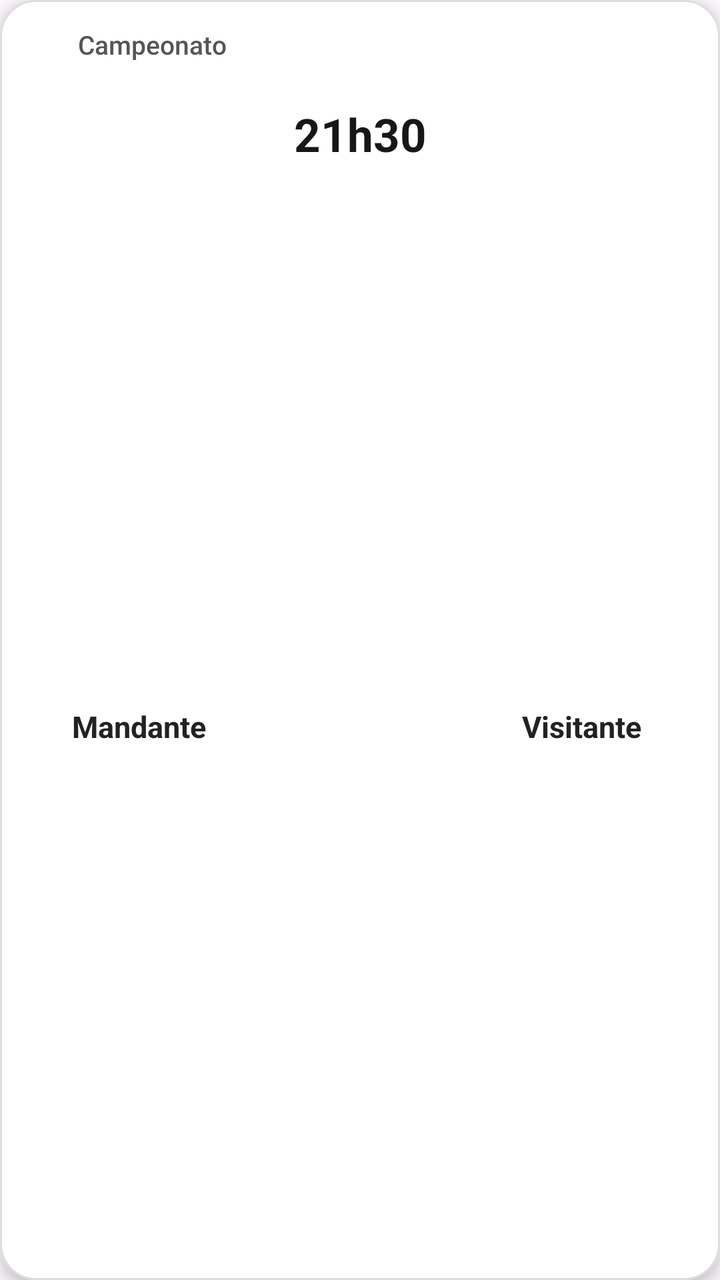
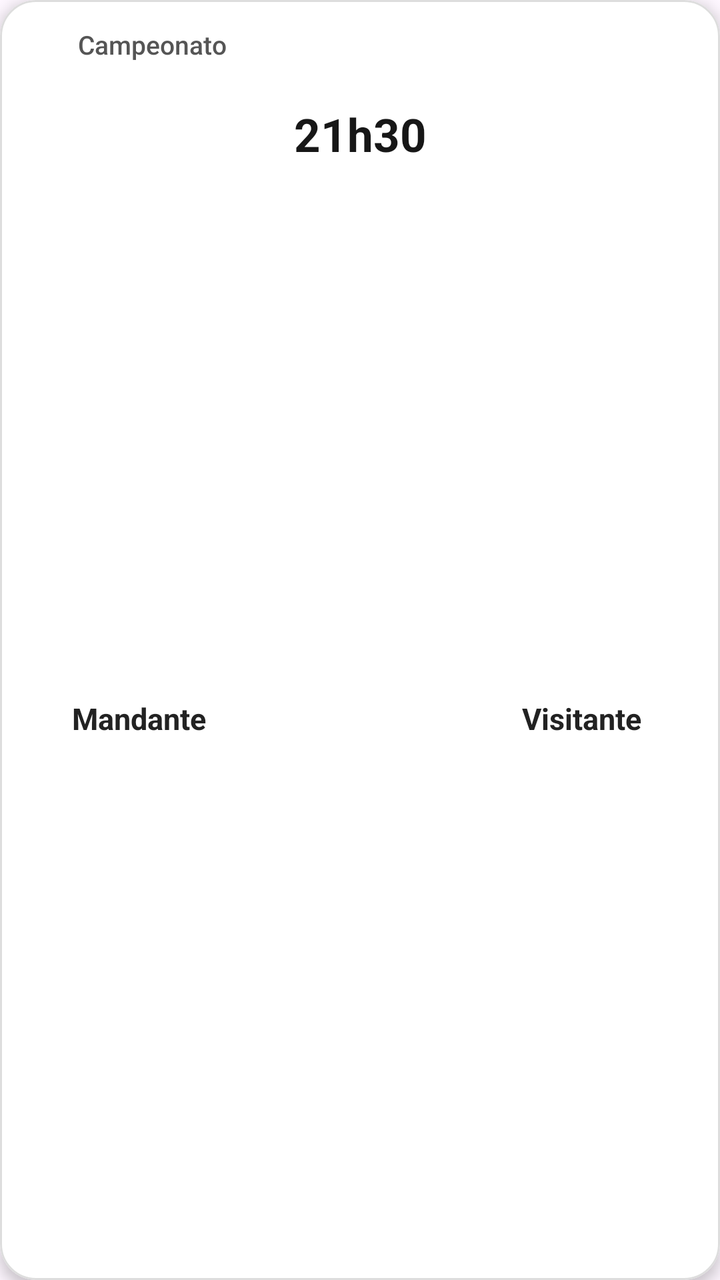

Screens rendered from an Android XML layout before and after an edit, with the pre-edit source and the edit as a unified diff.
<!-- AndroidManifest.xml: application theme Theme.Material3.DayNight.NoActionBar -->
<!-- res/layout/item_game_tv.xml -->
<?xml version="1.0" encoding="utf-8"?>
<com.google.android.material.card.MaterialCardView
    xmlns:android="http://schemas.android.com/apk/res/android"
    xmlns:app="http://schemas.android.com/apk/res-auto"
    android:layout_width="match_parent"
    android:layout_height="160dp"
    android:layout_margin="0dp"
    android:focusable="true"
    android:focusableInTouchMode="true"
    android:clickable="true"
    android:backgroundTint="#FFFFFF"
    app:cardCornerRadius="18dp"
    app:cardElevation="4dp"
    app:strokeColor="#DDDDDD"
    app:strokeWidth="1dp">

    <androidx.constraintlayout.widget.ConstraintLayout
        android:layout_width="match_parent"
        android:layout_height="match_parent"
        android:paddingStart="12dp"
        android:paddingEnd="12dp"
        android:paddingTop="12dp"
        android:paddingBottom="8dp">

        <ImageView
            android:id="@+id/imgChamp"
            android:layout_width="20dp"
            android:layout_height="20dp"
            android:scaleType="fitCenter"
            app:layout_constraintStart_toStartOf="parent"
            app:layout_constraintTop_toTopOf="parent"/>

        <TextView
            android:id="@+id/tvChamp"
            android:layout_width="0dp"
            android:layout_height="wrap_content"
            android:layout_marginStart="7dp"
            android:text="Campeonato"
            android:textColor="#555555"
            android:textSize="13sp"
            android:fontFamily="sans-serif-medium"
            android:maxLines="1"
            android:ellipsize="end"
            app:layout_constraintStart_toEndOf="@id/imgChamp"
            app:layout_constraintEnd_toEndOf="parent"
            app:layout_constraintTop_toTopOf="@id/imgChamp"
            app:layout_constraintBottom_toBottomOf="@id/imgChamp"/>

        <ImageView
            android:id="@+id/imgHome"
            android:layout_width="44dp"
            android:layout_height="44dp"
            android:layout_marginTop="13dp"
            android:scaleType="fitCenter"
            app:layout_constraintTop_toBottomOf="@id/imgChamp"
            app:layout_constraintStart_toStartOf="parent"
            app:layout_constraintEnd_toStartOf="@id/tvTime"/>

        <TextView
            android:id="@+id/tvHomeName"
            android:layout_width="0dp"
            android:layout_height="wrap_content"
            android:layout_marginTop="5dp"
            android:text="Mandante"
            android:textColor="#222222"
            android:textSize="15sp"
            android:textStyle="bold"
            android:gravity="center"
            android:maxLines="1"
            android:ellipsize="end"
            android:autoSizeTextType="uniform"
            android:autoSizeMinTextSize="10sp"
            android:autoSizeMaxTextSize="15sp"
            android:autoSizeStepGranularity="1sp"
            app:layout_constraintTop_toBottomOf="@id/imgHome"
            app:layout_constraintStart_toStartOf="parent"
            app:layout_constraintEnd_toStartOf="@id/tvTime"
            app:layout_constraintBottom_toBottomOf="parent"
            app:layout_constraintBottom_margin="8dp"
            app:layout_constraintWidth_percent="0.40"/>

        <TextView
            android:id="@+id/tvTime"
            android:layout_width="0dp"
            android:layout_height="wrap_content"
            android:text="21h30"
            android:textSize="23sp"
            android:textStyle="bold"
            android:textColor="#171717"
            android:gravity="center"
            app:layout_constraintTop_toTopOf="@id/imgHome"
            app:layout_constraintBottom_toBottomOf="@id/imgHome"
            app:layout_constraintStart_toEndOf="@id/imgHome"
            app:layout_constraintEnd_toStartOf="@id/imgAway"
            app:layout_constraintWidth_percent="0.32"/>

        <TextView
            android:id="@+id/gameStatus"
            android:layout_width="wrap_content"
            android:layout_height="wrap_content"
            android:text="AO VIVO"
            android:textSize="11sp"
            android:textStyle="bold"
            android:textColor="#E53935"
            android:visibility="gone"
            app:layout_constraintTop_toBottomOf="@id/tvTime"
            app:layout_constraintStart_toStartOf="@id/tvTime"
            app:layout_constraintEnd_toEndOf="@id/tvTime"/>

        <ImageView
            android:id="@+id/imgAway"
            android:layout_width="44dp"
            android:layout_height="44dp"
            android:scaleType="fitCenter"
            app:layout_constraintTop_toTopOf="@id/imgHome"
            app:layout_constraintStart_toEndOf="@id/tvTime"
            app:layout_constraintEnd_toEndOf="parent"/>

        <TextView
            android:id="@+id/tvAwayName"
            android:layout_width="0dp"
            android:layout_height="wrap_content"
            android:layout_marginTop="5dp"
            android:text="Visitante"
            android:textColor="#222222"
            android:textSize="15sp"
            android:textStyle="bold"
            android:gravity="center"
            android:maxLines="1"
            android:ellipsize="end"
            android:autoSizeTextType="uniform"
            android:autoSizeMinTextSize="10sp"
            android:autoSizeMaxTextSize="15sp"
            android:autoSizeStepGranularity="1sp"
            app:layout_constraintTop_toBottomOf="@id/imgAway"
            app:layout_constraintStart_toEndOf="@id/tvTime"
            app:layout_constraintEnd_toEndOf="parent"
            app:layout_constraintBottom_toBottomOf="parent"
            app:layout_constraintBottom_margin="8dp"/>

        <com.google.android.flexbox.FlexboxLayout
            android:id="@+id/btnContainer"
            android:layout_width="0dp"
            android:layout_height="wrap_content"
            android:visibility="gone"
            app:flexDirection="row"
            app:flexWrap="wrap"
            app:justifyContent="flex_start"
            app:alignItems="center"
            app:layout_constraintTop_toBottomOf="@id/gameStatus"
            app:layout_constraintStart_toStartOf="parent"
            app:layout_constraintEnd_toEndOf="parent"
            app:layout_constraintBottom_toBottomOf="parent"/>

    </androidx.constraintlayout.widget.ConstraintLayout>

</com.google.android.material.card.MaterialCardView>
<!-- resources referenced by this layout -->
<resources>

</resources>

<!-- the commit's change to res/layout/item_game_tv.xml (unified diff, before → after) -->
@@ -61,6 +61,7 @@
             android:layout_width="0dp"
             android:layout_height="wrap_content"
             android:layout_marginTop="5dp"
+            android:layout_marginBottom="8dp"
             android:text="Mandante"
             android:textColor="#222222"
             android:textSize="15sp"
@@ -76,7 +77,6 @@
             app:layout_constraintStart_toStartOf="parent"
             app:layout_constraintEnd_toStartOf="@id/tvTime"
             app:layout_constraintBottom_toBottomOf="parent"
-            app:layout_constraintBottom_margin="8dp"
             app:layout_constraintWidth_percent="0.40"/>
 
         <TextView
@@ -121,6 +121,7 @@
             android:layout_width="0dp"
             android:layout_height="wrap_content"
             android:layout_marginTop="5dp"
+            android:layout_marginBottom="8dp"
             android:text="Visitante"
             android:textColor="#222222"
             android:textSize="15sp"
@@ -135,8 +136,7 @@
             app:layout_constraintTop_toBottomOf="@id/imgAway"
             app:layout_constraintStart_toEndOf="@id/tvTime"
             app:layout_constraintEnd_toEndOf="parent"
-            app:layout_constraintBottom_toBottomOf="parent"
-            app:layout_constraintBottom_margin="8dp"/>
+            app:layout_constraintBottom_toBottomOf="parent"/>
 
         <com.google.android.flexbox.FlexboxLayout
             android:id="@+id/btnContainer"
